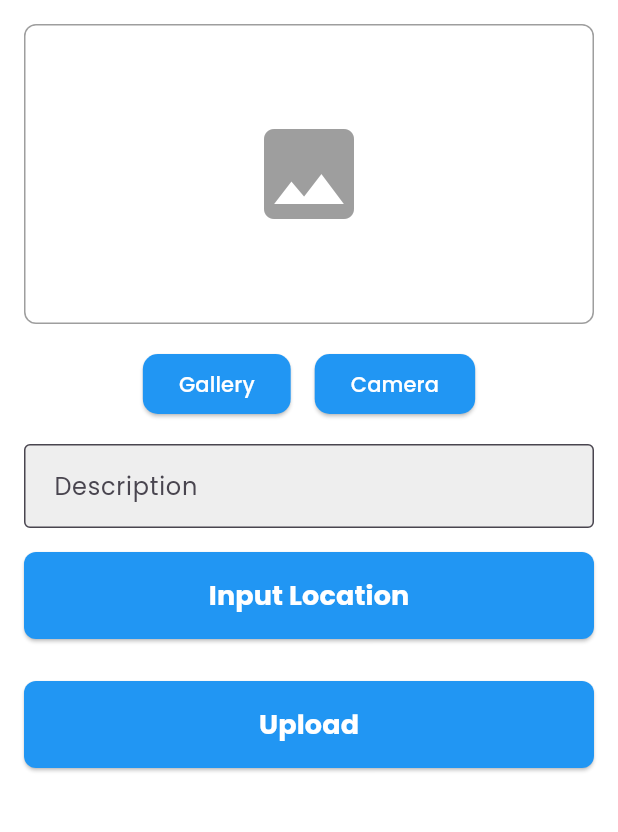
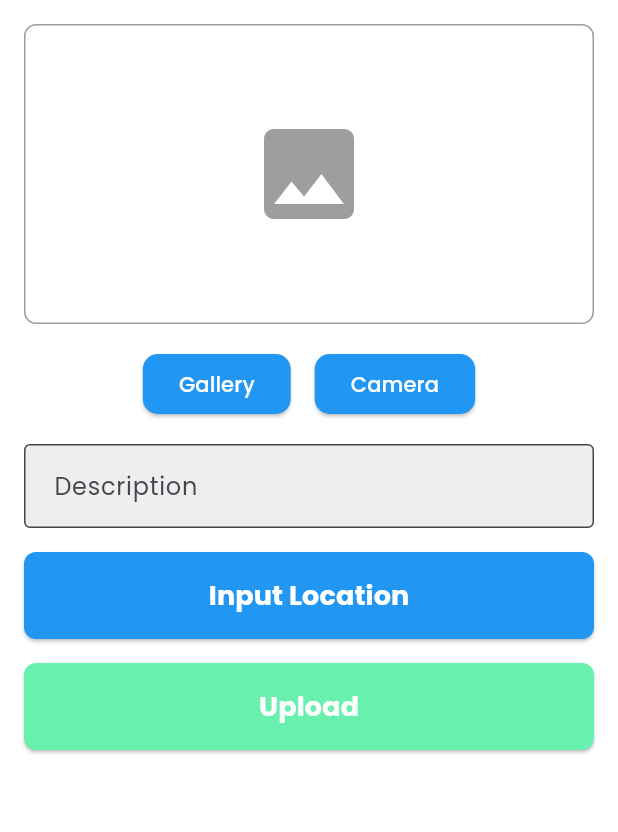
Before and after one commit to aminfaruq/story_app, a Flutter app: the AddStoryPage screen opened by its route, on a phone screen of 412 x 824 dp, the part 84-916 px from its top. Run offline on Flutter 3.47's test engine with Material 3 defaults, Android fonts, the phone set to English and light mode, and no system bars; our stand-ins replace geocoding, go_router, google_fonts, google_maps_flutter, image_picker, location and 1 more; accounts and stored records are empty; network calls fail.

Commit message:
adjust add story page

```diff
--- a/lib/screen/add_story_page.dart
+++ b/lib/screen/add_story_page.dart
@@ -1,4 +1,3 @@
-import 'dart:developer';
 import 'dart:io';
 
 import 'package:flutter/foundation.dart';
@@ -9,12 +8,11 @@ import 'package:image_picker/image_picker.dart';
 import 'package:provider/provider.dart';
 import 'package:story_app/provider/home_provider.dart';
 import 'package:story_app/provider/story_provider.dart';
-import 'package:geocoding/geocoding.dart' as geo;
-import 'package:story_app/utils/location_handler.dart';
-import 'package:story_app/utils/placemark_widget.dart';
 
 class AddStoryPage extends StatefulWidget {
-  const AddStoryPage({super.key});
+  final LatLng inputLang;
+
+  const AddStoryPage({super.key, this.inputLang = const LatLng(0.0, 0.0)});
 
   @override
   State<AddStoryPage> createState() => _AddStoryPageState();
@@ -23,11 +21,6 @@ class AddStoryPage extends StatefulWidget {
 class _AddStoryPageState extends State<AddStoryPage> {
   final TextEditingController descriptionController = TextEditingController();
   final formKey = GlobalKey<FormState>();
-  final LocationHandler _locationHandler = LocationHandler();
-
-  LatLng inputLang = const LatLng(0.0, 0.0);
-  geo.Placemark? placemark;
-  bool isLoadingLocation = false;
 
   @override
   void dispose() {
@@ -52,11 +45,6 @@ class _AddStoryPageState extends State<AddStoryPage> {
               _buildImageButtons(),
               _buildDescriptionTextField(),
               _buildInputLocationButton(),
-              const SizedBox(height: 12),
-              if (placemark == null)
-                const SizedBox()
-              else
-                PlacemarkWidget(placemark: placemark!),
               _buildUploadButton(),
             ],
           ),
@@ -140,22 +128,16 @@ class _AddStoryPageState extends State<AddStoryPage> {
     return Padding(
       padding: const EdgeInsets.only(top: 16.0),
       child: ElevatedButton(
-        onPressed: _onMyLocationButtonPress,
+        onPressed: () {
+          context.goNamed('picker');
+        },
         style: ElevatedButton.styleFrom(
           padding: const EdgeInsets.all(16.0),
           shape: RoundedRectangleBorder(
             borderRadius: BorderRadius.circular(8.0),
           ),
         ),
-        child: isLoadingLocation
-            ? const SizedBox(
-                width: 24.0,
-                height: 24.0,
-                child: CircularProgressIndicator(
-                  valueColor: AlwaysStoppedAnimation<Color>(Colors.white),
-                ),
-              )
-            : const Text(
+        child: const Text(
           "Input Location",
           style: TextStyle(
             fontSize: 18,
@@ -175,6 +157,7 @@ class _AddStoryPageState extends State<AddStoryPage> {
       child: ElevatedButton(
         onPressed: isUploading ? null : _onUpload,
         style: ElevatedButton.styleFrom(
+          backgroundColor: Colors.greenAccent,
           padding: const EdgeInsets.all(16.0),
           shape: RoundedRectangleBorder(
             borderRadius: BorderRadius.circular(8.0),
@@ -200,40 +183,6 @@ class _AddStoryPageState extends State<AddStoryPage> {
     );
   }
 
-  void _onMyLocationButtonPress() async {
-    setState(() {
-      isLoadingLocation = true;
-    });
-
-    try {
-      final LatLng? latLng = await _locationHandler.getCurrentLocation();
-
-      if (latLng != null) {
-        final geo.Placemark? place = await _locationHandler.getPlacemark(
-            latLng.latitude, latLng.longitude);
-
-        setState(() {
-          inputLang = latLng;
-          placemark = place;
-        });
-      }
-    } catch (e) {
-      log("Error getting location: $e");
-
-      if (!context.mounted) return;
-      ScaffoldMessenger.of(context).showSnackBar(
-        const SnackBar(
-          content: Text("Error getting location!"),
-        ),
-      );
-      // Handle error if needed
-    } finally {
-      setState(() {
-        isLoadingLocation = false;
-      });
-    }
-  }
-
   _onUpload() async {
     final ScaffoldMessengerState scaffoldMessengerState =
         ScaffoldMessenger.of(context);
@@ -256,8 +205,8 @@ class _AddStoryPageState extends State<AddStoryPage> {
       descriptionController.text.isNotEmpty
           ? descriptionController.text
           : 'No Description',
-      lat: inputLang.latitude,
-      lon: inputLang.longitude,
+      lat: widget.inputLang.latitude,
+      lon: widget.inputLang.longitude,
     );
 
     if (uploadProvider.uploadResponse != null) {
```
Lines whose indentation alone changed are shown as unchanged.
